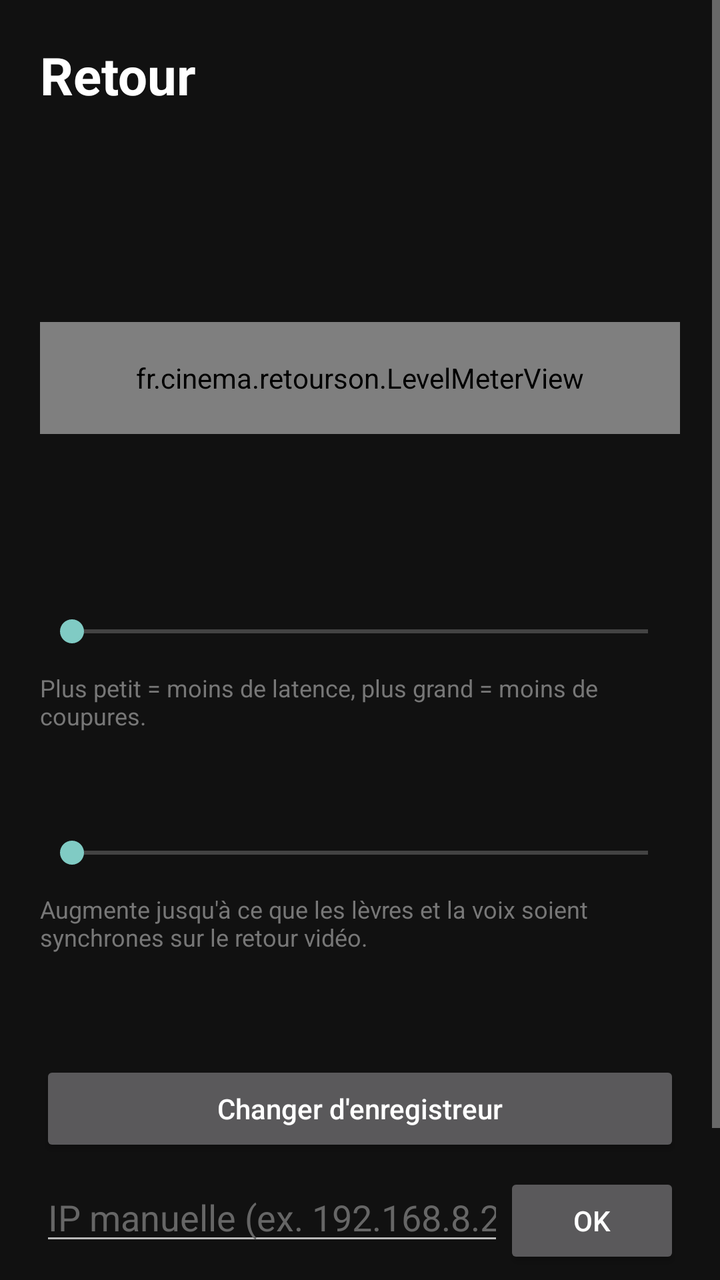
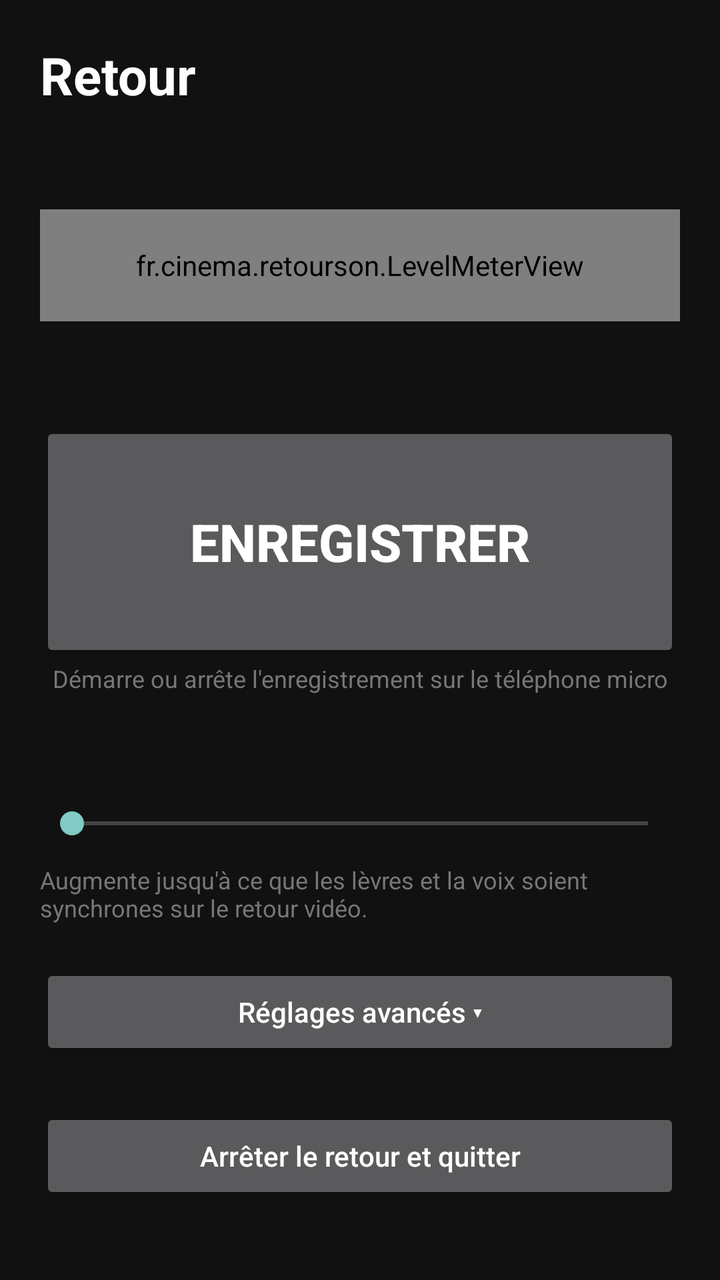

The first picture is an Android layout as it rendered before a commit; the second is the same layout after the commit. The layout source and the unified diff follow.
<!-- AndroidManifest.xml: application theme android:Theme.Material.NoActionBar -->
<!-- res/layout/activity_monitor.xml -->
<?xml version="1.0" encoding="utf-8"?>
<ScrollView xmlns:android="http://schemas.android.com/apk/res/android"
    android:layout_width="match_parent"
    android:layout_height="match_parent"
    android:background="#111111"
    android:fitsSystemWindows="true">

    <LinearLayout
        android:layout_width="match_parent"
        android:layout_height="wrap_content"
        android:orientation="vertical"
        android:padding="20dp">

        <TextView
            android:layout_width="wrap_content"
            android:layout_height="wrap_content"
            android:text="Retour"
            android:textColor="#FFFFFF"
            android:textSize="26sp"
            android:textStyle="bold" />

        <TextView
            android:id="@+id/txtStatus"
            android:layout_width="match_parent"
            android:layout_height="wrap_content"
            android:layout_marginTop="12dp"
            android:textSize="16sp" />

        <TextView
            android:id="@+id/txtRec"
            android:layout_width="match_parent"
            android:layout_height="wrap_content"
            android:layout_marginTop="16dp"
            android:gravity="center"
            android:textSize="30sp"
            android:textStyle="bold" />

        <fr.cinema.retourson.LevelMeterView
            android:id="@+id/meter"
            android:layout_width="match_parent"
            android:layout_height="56dp"
            android:layout_marginTop="16dp" />

        <TextView
            android:id="@+id/txtClip"
            android:layout_width="match_parent"
            android:layout_height="wrap_content"
            android:layout_marginTop="6dp"
            android:background="#C62828"
            android:gravity="center"
            android:padding="4dp"
            android:text="SATURATION"
            android:textColor="#FFFFFF"
            android:textSize="18sp"
            android:textStyle="bold"
            android:visibility="invisible" />

        <TextView
            android:id="@+id/txtJitter"
            android:layout_width="match_parent"
            android:layout_height="wrap_content"
            android:layout_marginTop="20dp"
            android:textColor="#CCCCCC"
            android:textSize="15sp" />

        <SeekBar
            android:id="@+id/seekJitter"
            android:layout_width="match_parent"
            android:layout_height="40dp" />

        <TextView
            android:layout_width="match_parent"
            android:layout_height="wrap_content"
            android:text="Plus petit = moins de latence, plus grand = moins de coupures."
            android:textColor="#777777"
            android:textSize="12sp" />

        <TextView
            android:id="@+id/txtDelay"
            android:layout_width="match_parent"
            android:layout_height="wrap_content"
            android:layout_marginTop="20dp"
            android:textColor="#CCCCCC"
            android:textSize="15sp" />

        <SeekBar
            android:id="@+id/seekDelay"
            android:layout_width="match_parent"
            android:layout_height="40dp" />

        <TextView
            android:layout_width="match_parent"
            android:layout_height="wrap_content"
            android:text="Augmente jusqu'à ce que les lèvres et la voix soient synchrones sur le retour vidéo."
            android:textColor="#777777"
            android:textSize="12sp" />

        <TextView
            android:id="@+id/txtStats"
            android:layout_width="match_parent"
            android:layout_height="wrap_content"
            android:layout_marginTop="16dp"
            android:textColor="#888888"
            android:textSize="13sp" />

        <Button
            android:id="@+id/btnNext"
            android:layout_width="match_parent"
            android:layout_height="wrap_content"
            android:layout_marginTop="20dp"
            android:text="Changer d'enregistreur"
            android:textAllCaps="false" />

        <LinearLayout
            android:layout_width="match_parent"
            android:layout_height="wrap_content"
            android:layout_marginTop="8dp"
            android:orientation="horizontal">

            <EditText
                android:id="@+id/edtIp"
                android:layout_width="0dp"
                android:layout_height="wrap_content"
                android:layout_weight="1"
                android:hint="IP manuelle (ex. 192.168.8.20)"
                android:inputType="phone"
                android:textColor="#FFFFFF"
                android:textColorHint="#666666" />

            <Button
                android:id="@+id/btnIp"
                android:layout_width="wrap_content"
                android:layout_height="wrap_content"
                android:text="OK" />
        </LinearLayout>

        <Button
            android:id="@+id/btnQuit"
            android:layout_width="match_parent"
            android:layout_height="wrap_content"
            android:layout_marginTop="24dp"
            android:text="Arrêter le retour et quitter"
            android:textAllCaps="false" />
    </LinearLayout>
</ScrollView>
<!-- resources referenced by this layout -->
<resources>

</resources>

<!-- the commit's change to res/layout/activity_monitor.xml (unified diff, before → after) -->
@@ -26,15 +26,6 @@
             android:layout_marginTop="12dp"
             android:textSize="16sp" />
 
-        <TextView
-            android:id="@+id/txtRec"
-            android:layout_width="match_parent"
-            android:layout_height="wrap_content"
-            android:layout_marginTop="16dp"
-            android:gravity="center"
-            android:textSize="30sp"
-            android:textStyle="bold" />
-
         <fr.cinema.retourson.LevelMeterView
             android:id="@+id/meter"
             android:layout_width="match_parent"
@@ -55,6 +46,60 @@
             android:textStyle="bold"
             android:visibility="invisible" />
 
+        <Button
+            android:id="@+id/btnRec"
+            android:layout_width="match_parent"
+            android:layout_height="120dp"
+            android:layout_marginTop="12dp"
+            android:text="ENREGISTRER"
+            android:textColor="#FFFFFF"
+            android:textSize="26sp"
+            android:textStyle="bold" />
+
+        <TextView
+            android:id="@+id/txtRecHint"
+            android:layout_width="match_parent"
+            android:layout_height="wrap_content"
+            android:gravity="center"
+            android:text="Démarre ou arrête l'enregistrement sur le téléphone micro"
+            android:textColor="#777777"
+            android:textSize="12sp" />
+
+        <TextView
+            android:id="@+id/txtDelay"
+            android:layout_width="match_parent"
+            android:layout_height="wrap_content"
+            android:layout_marginTop="24dp"
+            android:textColor="#CCCCCC"
+            android:textSize="15sp" />
+
+        <SeekBar
+            android:id="@+id/seekDelay"
+            android:layout_width="match_parent"
+            android:layout_height="40dp" />
+
+        <TextView
+            android:layout_width="match_parent"
+            android:layout_height="wrap_content"
+            android:text="Augmente jusqu'à ce que les lèvres et la voix soient synchrones sur le retour vidéo."
+            android:textColor="#777777"
+            android:textSize="12sp" />
+
+        <Button
+            android:id="@+id/btnAdvanced"
+            android:layout_width="match_parent"
+            android:layout_height="wrap_content"
+            android:layout_marginTop="20dp"
+            android:text="Réglages avancés ▾"
+            android:textAllCaps="false" />
+
+        <LinearLayout
+            android:id="@+id/advanced"
+            android:layout_width="match_parent"
+            android:layout_height="wrap_content"
+            android:orientation="vertical"
+            android:visibility="gone">
+
         <TextView
             android:id="@+id/txtJitter"
             android:layout_width="match_parent"
@@ -72,26 +117,6 @@
             android:layout_width="match_parent"
             android:layout_height="wrap_content"
             android:text="Plus petit = moins de latence, plus grand = moins de coupures."
-            android:textColor="#777777"
-            android:textSize="12sp" />
-
-        <TextView
-            android:id="@+id/txtDelay"
-            android:layout_width="match_parent"
-            android:layout_height="wrap_content"
-            android:layout_marginTop="20dp"
-            android:textColor="#CCCCCC"
-            android:textSize="15sp" />
-
-        <SeekBar
-            android:id="@+id/seekDelay"
-            android:layout_width="match_parent"
-            android:layout_height="40dp" />
-
-        <TextView
-            android:layout_width="match_parent"
-            android:layout_height="wrap_content"
-            android:text="Augmente jusqu'à ce que les lèvres et la voix soient synchrones sur le retour vidéo."
             android:textColor="#777777"
             android:textSize="12sp" />
 
@@ -134,6 +159,8 @@
                 android:text="OK" />
         </LinearLayout>
 
+        </LinearLayout>
+
         <Button
             android:id="@+id/btnQuit"
             android:layout_width="match_parent"
